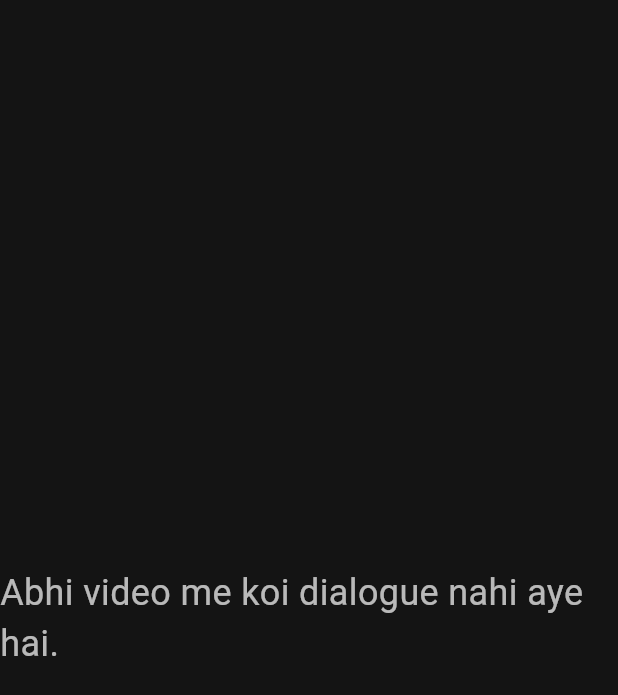
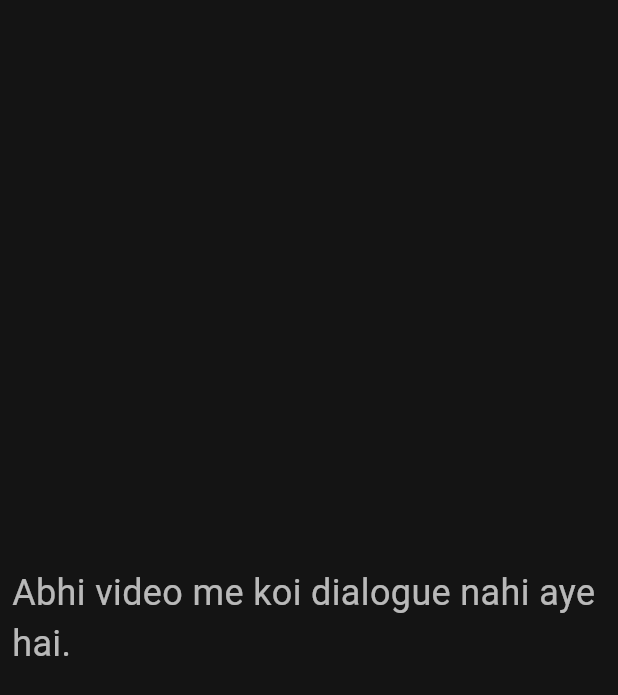
Before and after one commit to VedSinghRawat/yt_short, a Flutter app: the DialogueList widget shown alone on an empty page, opened directly with empty values, on a phone screen of 412 x 824 dp. Shown: the top 695 px of the screen. Run offline on Flutter 3.47's test engine with Material 3 defaults, Android fonts, the phone set to English and light mode, and no system bars; our stand-ins replace app_links, dio, flutter_dotenv, flutter_riverpod, flutter_widget_from_html, fpdart and 11 more; missing offline and left inert: android_play_install_referrer, flutter_archive; accounts and stored records are empty; generated files the repository leaves out were written again; network calls fail.

Commit message:
Refactor dialogue list layout for improved UI consistency
- Replace Center widget with Padding in dialogue_list.dart to enhance layout spacing.
- Maintain existing text content while ensuring better alignment and readability.

```diff
--- a/lib/core/widgets/sublevel_video_player/dialogue_list.dart
+++ b/lib/core/widgets/sublevel_video_player/dialogue_list.dart
@@ -196,7 +196,9 @@ class _DialogueListState extends ConsumerState<DialogueList> {
       WidgetsBinding.instance.addPostFrameCallback((_) {
         widget.onHeightCalculated?.call(45.0);
       });
-      return Center(
+      return Padding(
+        padding: const EdgeInsets.symmetric(horizontal: 8.0),
+        child: Center(
           child: Text(
             ref
                 .read(langProvider.notifier)
@@ -207,6 +209,7 @@ class _DialogueListState extends ConsumerState<DialogueList> {
                   ),
                 ),
             style: const TextStyle(color: Colors.white70, fontSize: 24),
+          ),
         ),
       );
     }
```
Lines whose indentation alone changed are shown as unchanged.
